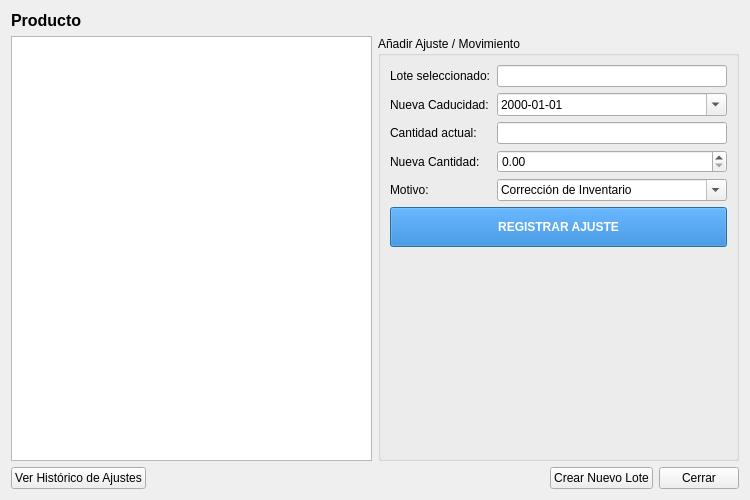
Old version of the form stock.ui in the repository Ladis72/tienda.
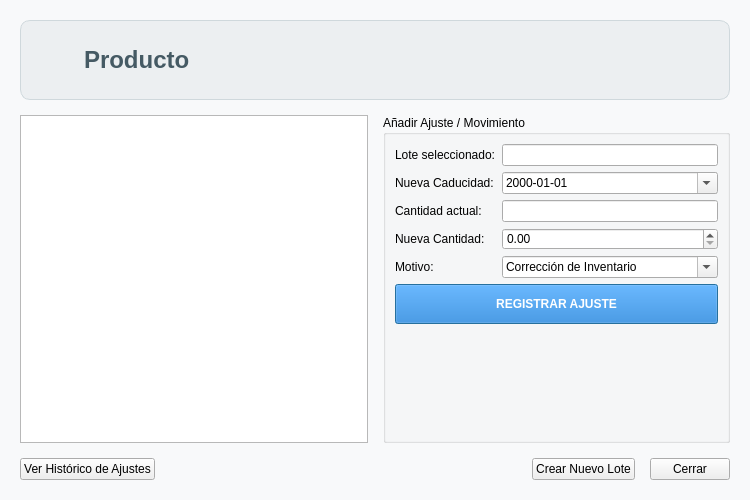
New version of the form. Icons and pictures are not drawn.

What changed in the file:
```diff
--- a/stock.ui
+++ b/stock.ui
@@ -13,23 +13,85 @@
   <property name="windowTitle">
    <string>Gestión de Existencias y Lotes</string>
   </property>
-  <layout class="QGridLayout" name="gridLayout">
-   <item row="0" column="0" colspan="2">
-    <widget class="QLabel" name="label">
+  <property name="styleSheet">
+   <string notr="true">QDialog { background-color: #f8f9fa; }</string>
+  </property>
+  <layout class="QVBoxLayout" name="mainVerticalLayout">
+   <property name="spacing">
+    <number>15</number>
+   </property>
+   <property name="leftMargin">
+    <number>20</number>
+   </property>
+   <property name="topMargin">
+    <number>20</number>
+   </property>
+   <property name="rightMargin">
+    <number>20</number>
+   </property>
+   <property name="bottomMargin">
+    <number>20</number>
+   </property>
+   <item>
+    <widget class="QFrame" name="headerFrame">
+     <property name="minimumSize">
+      <size>
+       <width>0</width>
+       <height>80</height>
+      </size>
+     </property>
+     <property name="styleSheet">
+      <string notr="true">QFrame#headerFrame {
+    background-color: #eceff1;
+    border-radius: 10px;
+    border: 1px solid #cfd8dc;
+}</string>
+     </property>
+     <layout class="QHBoxLayout" name="horizontalLayoutHeader">
+      <item>
+       <widget class="QLabel" name="labelIcono">
+        <property name="maximumSize">
+         <size>
+          <width>48</width>
+          <height>48</height>
+         </size>
+        </property>
+        <property name="pixmap">
+         <pixmap>../iconos/stock.png</pixmap>
+        </property>
+        <property name="scaledContents">
+         <bool>true</bool>
+        </property>
+       </widget>
+      </item>
+      <item>
+       <widget class="QLabel" name="labelProductoHeader">
      <property name="font">
       <font>
-       <pointsize>12</pointsize>
+          <pointsize>18</pointsize>
        <bold>true</bold>
       </font>
      </property>
+        <property name="styleSheet">
+         <string notr="true">color: #455a64;</string>
+        </property>
      <property name="text">
       <string>Producto</string>
      </property>
-     <property name="alignment">
-      <set>Qt::AlignmentFlag::AlignLeading|Qt::AlignmentFlag::AlignLeft|Qt::AlignmentFlag::AlignVCenter</set>
-     </property>
+       </widget>
+      </item>
+      <item>
+       <spacer name="horizontalSpacerHeader">
+        <property name="orientation">
+         <enum>Qt::Orientation::Horizontal</enum>
+        </property>
+       </spacer>
+      </item>
+     </layout>
     </widget>
    </item>
+   <item>
+    <layout class="QGridLayout" name="gridLayout">
    <item row="1" column="0">
     <widget class="QTableView" name="tableView">
      <property name="editTriggers">
@@ -218,6 +280,8 @@
     </layout>
    </item>
   </layout>
+   </item>
+  </layout>
  </widget>
  <resources/>
  <connections>
```
Left out of the diff: 10 changed lines with no effect on the pictures. Lines whose indentation alone changed are shown as unchanged.
